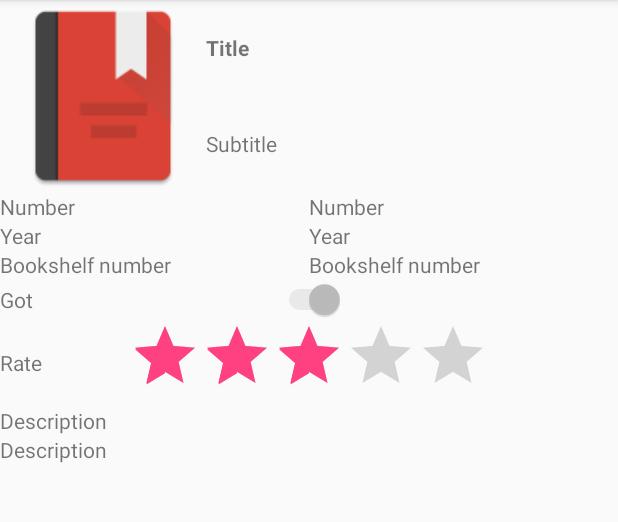
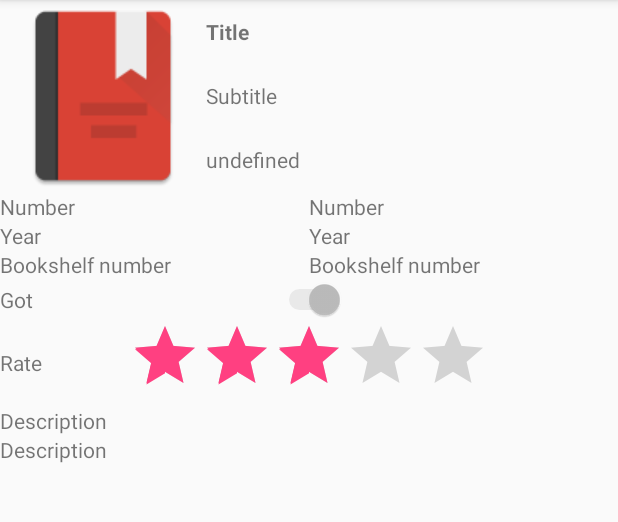
Before and after one commit to FloZone/biblio, an Android app: the BookViewActivity screen opened directly, with no data from a screen before it, on a phone screen of 412 x 824 dp, the part 84-606 px from its top. Run offline under Robolectric (Android 15) with nearby library versions, the phone set to English and light mode, and no system bars; libraries missing offline, so code that uses them is left out: fr.frodriguez.library; 13 statements that could not run were skipped.

Commit message:
add link between author & book

```diff
--- a/src/main/java/fr/frodriguez/biblio/element/book/BookViewActivity.java
+++ b/src/main/java/fr/frodriguez/biblio/element/book/BookViewActivity.java
@@ -25,6 +25,7 @@ public class BookViewActivity extends AppCompatActivity {
 
     private TextView tvTitle;
     private TextView tvSubtitle;
+    private TextView tvAuthor;
     private TextView tvNumber;
     private TextView tvYear;
     private TextView tvBookshelfnumber;
@@ -53,6 +54,7 @@ public class BookViewActivity extends AppCompatActivity {
         // Get all textview
         tvTitle           = (TextView) findViewById(R.id.booksDetailsTitle);
         tvSubtitle        = (TextView) findViewById(R.id.booksDetailsSubtitle);
+        tvAuthor          = (TextView) findViewById(R.id.booksDetailsAuthor);
         tvNumber          = (TextView) findViewById(R.id.booksDetailsNumber);
         tvYear            = (TextView) findViewById(R.id.booksDetailsYear);
         tvBookshelfnumber = (TextView) findViewById(R.id.booksDetailsBookshelfnumber);
@@ -83,6 +85,15 @@ public class BookViewActivity extends AppCompatActivity {
         tvDescription.setText(book.getDescription());
         aSwitch.setChecked(book.getGot());
         ratingBar.setRating(book.getRate());
+
+        if(book.getAuthor() != null) {
+            tvAuthor.setText(book.getAuthor().display());
+        }
+        else {
+            //TODO valeur par défaut ou method StringUtils.getStringValue(String) qui retourne "" si null
+            tvAuthor.setText("undefined");
+        }
+
     }
 
     /**
--- a/src/main/res/layout/activity_book_details.xml
+++ b/src/main/res/layout/activity_book_details.xml
@@ -50,6 +50,14 @@
                     android:layout_weight="1"
                     android:gravity="center_vertical"
                     android:text="@string/subbtitle" />
+
+                <TextView
+                    android:id="@+id/booksDetailsAuthor"
+                    android:layout_width="fill_parent"
+                    android:layout_height="fill_parent"
+                    android:layout_weight="1"
+                    android:gravity="center_vertical"
+                    android:text="@string/author" />
             </LinearLayout>
         </LinearLayout>
 
```
Also changed, not shown: src/main/java/fr/frodriguez/biblio/element/book/BookListActivity.java (+10 -0 lines), src/main/java/fr/frodriguez/biblio/simpleelement/SimpleSpinnerAdpater.java (+10 -13 lines), src/main/res/layout/spinner_simple_name_id.xml (deleted, +0 -21 lines).
